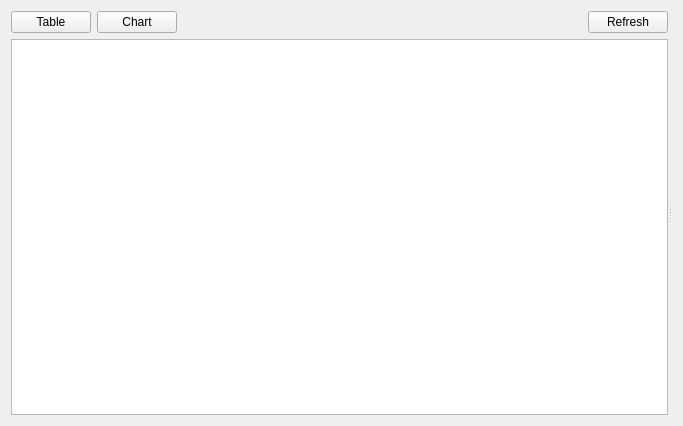
This is src/gui/pages/reportswidget.ui in KDE/kommit as Qt 5 draws it before an edit. The edited form follows.
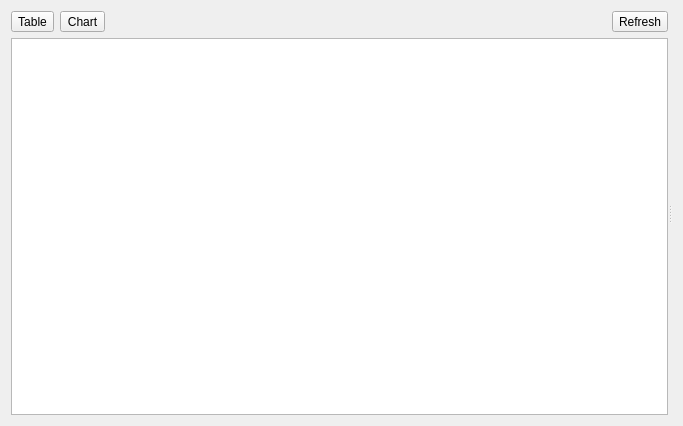
This is the edited form. Icons and pictures are not drawn.

```diff
--- a/src/gui/pages/reportswidget.ui
+++ b/src/gui/pages/reportswidget.ui
@@ -24,7 +24,7 @@
        <item>
         <layout class="QHBoxLayout" name="horizontalLayout">
          <item>
-          <widget class="QPushButton" name="pushButtonTable">
+          <widget class="QToolButton" name="toolButtonTable">
            <property name="text">
             <string>Table</string>
            </property>
@@ -34,7 +34,7 @@
           </widget>
          </item>
          <item>
-          <widget class="QPushButton" name="pushButtonChart">
+          <widget class="QToolButton" name="toolButtonChart">
            <property name="text">
             <string>Chart</string>
            </property>
@@ -57,7 +57,7 @@
           </spacer>
          </item>
          <item>
-          <widget class="QPushButton" name="pushButtonRefresh">
+          <widget class="QToolButton" name="toolButtonRefresh">
            <property name="text">
             <string>Refresh</string>
            </property>
```
Left out of the diff: 16 changed lines with no effect on the pictures.
